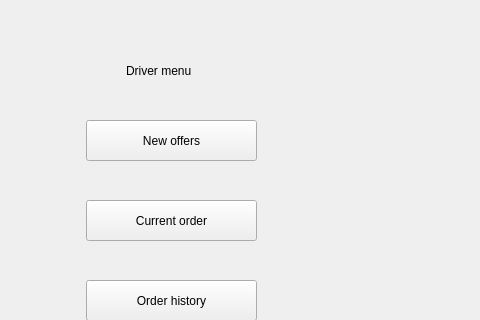
This is sdi_app/gui/menu_driver.ui in FratiaXd/SDI as Qt 5 draws it before an edit; both pictures show x 114 to 594 and y 0 to 320 of the 594 by 507 pixel window. The edited form follows.
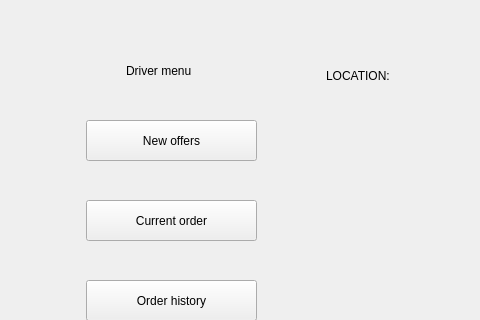
This is the edited form.

Commit message: added location tracking to driver and improved lists

```diff
--- a/sdi_app/gui/menu_driver.ui
+++ b/sdi_app/gui/menu_driver.ui
@@ -91,6 +91,32 @@
       <string>Current order</string>
      </property>
     </widget>
+    <widget class="QLabel" name="label_7">
+     <property name="geometry">
+      <rect>
+       <x>440</x>
+       <y>60</y>
+       <width>111</width>
+       <height>31</height>
+      </rect>
+     </property>
+     <property name="text">
+      <string>LOCATION:</string>
+     </property>
+    </widget>
+    <widget class="QLabel" name="label_8">
+     <property name="geometry">
+      <rect>
+       <x>440</x>
+       <y>100</y>
+       <width>121</width>
+       <height>16</height>
+      </rect>
+     </property>
+     <property name="text">
+      <string/>
+     </property>
+    </widget>
    </widget>
    <widget class="QWidget" name="page_2">
     <widget class="QLabel" name="label_2">
```
The commit also changes 5 other files.
